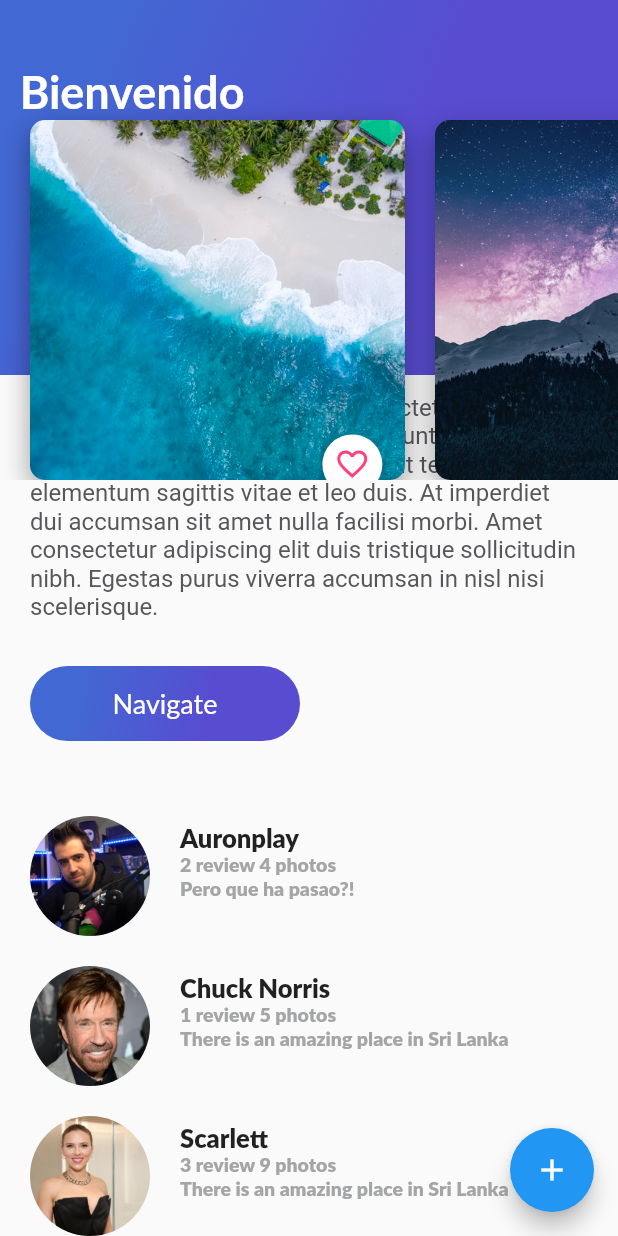
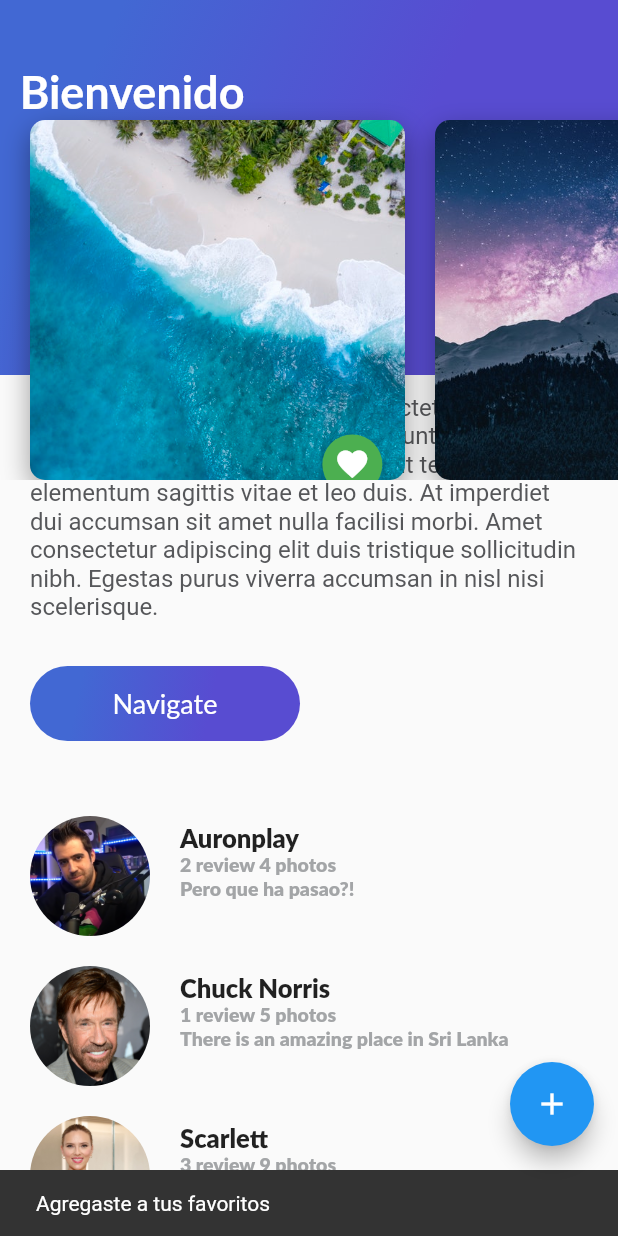
Before and after one commit to DavidCMejia/flutterTrips, a Flutter app: the screen it shows after launch, scrolled down 143 dp, after a tap on the "favorite outline" icon, on a phone screen of 412 x 824 dp. Run offline on Flutter 3.47's test engine with Material 2 defaults, Android fonts, the phone set to English and light mode, and no system bars; Roboto replaces fonts that are missing (Lato).

Commit message:
boton Favorito reactivo con state

```diff
--- /dev/null
+++ b/lib/buttons/floating_action_btn_green.dart
@@ -0,0 +1,38 @@
+import 'package:flutter/material.dart';
+
+class FloatingActionBtnGreen extends StatefulWidget {
+  const FloatingActionBtnGreen({super.key});
+
+  @override
+  State<FloatingActionBtnGreen> createState() => _FloatingActionBtnGreen();
+}
+
+class _FloatingActionBtnGreen extends State<FloatingActionBtnGreen> {
+  bool _isPressed = false;
+
+  void onPressedFav() {
+    setState(() {
+      _isPressed = !_isPressed;
+    });
+    ScaffoldMessenger.of(context).showSnackBar(
+      SnackBar(
+        content: _isPressed
+            ? const Text("Agregaste a tus favoritos")
+            : const Text("Eliminaste de tus favoritos"),
+      ),
+    );
+  }
+
+  @override
+  Widget build(BuildContext context) {
+    return FloatingActionButton(
+      backgroundColor: _isPressed ? Colors.green : Colors.grey,
+      mini: true,
+      tooltip: "Fav",
+      onPressed: onPressedFav,
+      child: _isPressed
+          ? const Icon(Icons.favorite)
+          : const Icon(Icons.favorite_border),
+    );
+  }
+}
--- a/lib/card_image.dart
+++ b/lib/card_image.dart
@@ -1,4 +1,5 @@
 import 'package:flutter/material.dart';
+import 'buttons/floating_action_btn_green.dart';
 
 class CardImage extends StatelessWidget {
   final String pathImage;
@@ -32,18 +33,7 @@ class CardImage extends StatelessWidget {
     );
     return Stack(
       alignment: const Alignment(0.9, 1.1),
-      children: <Widget>[
-        card,
-        FloatingActionButton(
-          mini: true,
-          backgroundColor: Colors.white,
-          onPressed: () {},
-          child: const Icon(
-            Icons.favorite_border,
-            color: Colors.pinkAccent,
-          ),
-        ),
-      ],
+      children: <Widget>[card, const FloatingActionBtnGreen()],
     );
   }
 }
--- a/lib/description_place.dart
+++ b/lib/description_place.dart
@@ -1,7 +1,7 @@
 import 'package:flutter/material.dart';
 import 'dart:developer';
 
-import 'package:fluttertest/button_purple.dart';
+import 'package:fluttertest/buttons/button_purple.dart';
 
 class DescriptionPlace extends StatelessWidget {
   final String descriptionDummy =
```
Also changed, not shown: lib/main.dart (+0 -9 lines), lib/buttons/button_purple.dart (renamed from lib/button_purple.dart).
